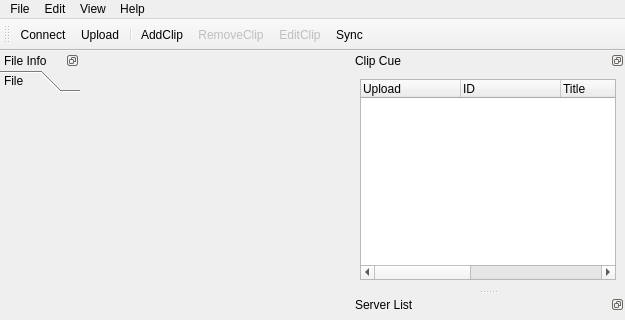
The window that resources/mainwindow_docks.ui (jiakeliu/Cobra) describes before a commit, drawn with Qt 5; both pictures show x 0 to 625 and y 0 to 320 of the 625 by 1089 pixel window.
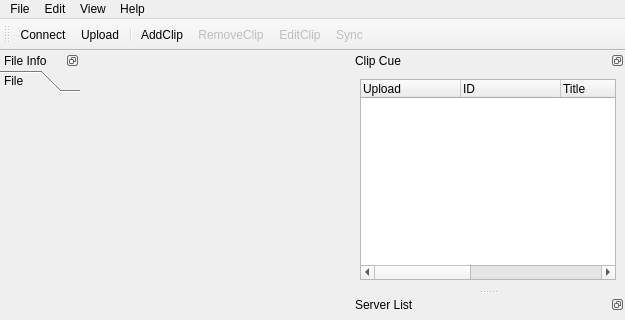
The same window after the commit. The open tabs and pages were chosen to show the change. Icons and pictures are not drawn. Custom widgets are drawn as their Qt base class.

Patch:
```diff
--- a/resources/mainwindow_docks.ui
+++ b/resources/mainwindow_docks.ui
@@ -732,7 +732,7 @@
   </action>
   <action name="actionSync">
    <property name="enabled">
-    <bool>true</bool>
+    <bool>false</bool>
    </property>
    <property name="text">
     <string>Sync</string>
```
Left out of the diff: 12 changed lines with no effect on the pictures.
